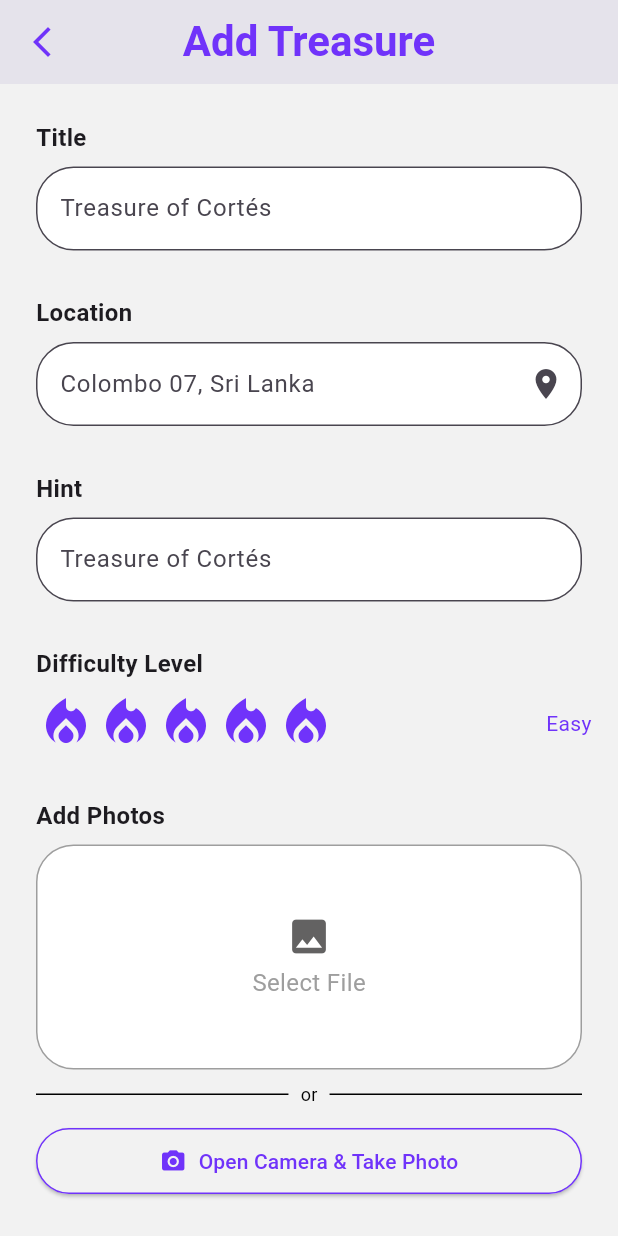
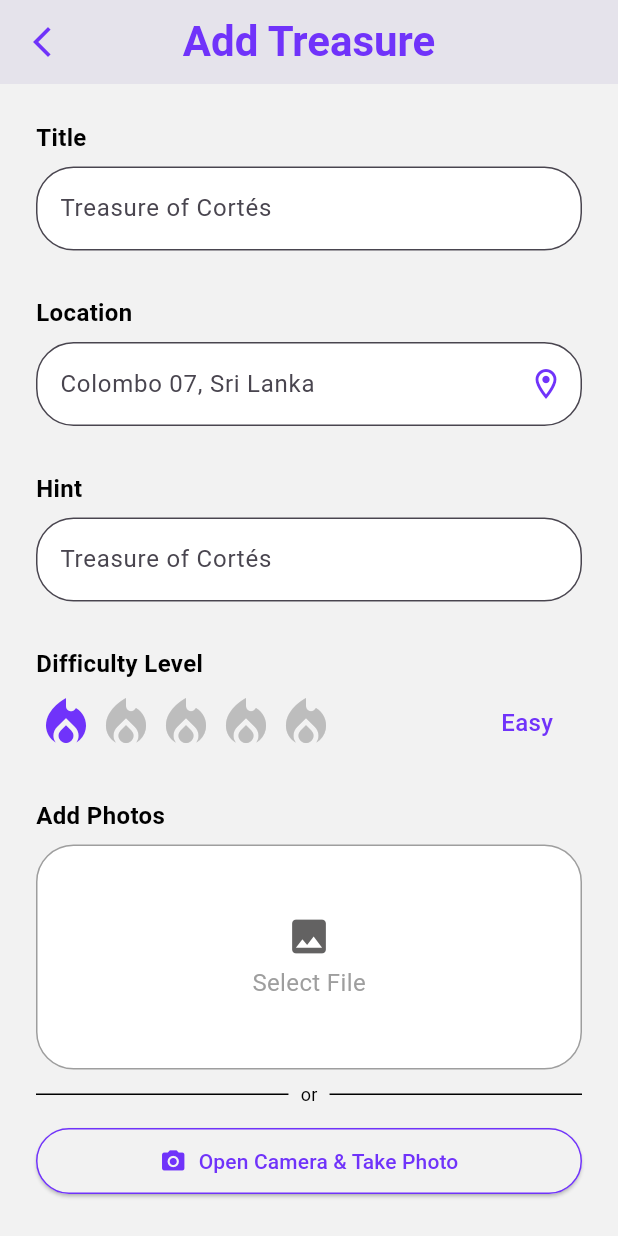
Before and after one commit to sanjeewaDeshapriya/Torva, a Flutter app: the AddTreasurePage screen opened by its route, on a phone screen of 412 x 824 dp. Run offline on Flutter 3.47's test engine with Material 3 defaults, Android fonts, the phone set to English and light mode, and no system bars.

Commit message:
add difficult level

```diff
--- a/lib/screens/addTreasure/addTreasure.dart
+++ b/lib/screens/addTreasure/addTreasure.dart
@@ -1,11 +1,18 @@
 import 'package:flutter/material.dart';
 
-class AddTreasurePage extends StatelessWidget {
+class AddTreasurePage extends StatefulWidget {
   const AddTreasurePage({super.key});
 
   @override
+  AddTreasurePageState createState() => AddTreasurePageState();
+}
+
+class AddTreasurePageState extends State<AddTreasurePage> {
+  int selectedDifficulty = 1;
+
   Widget build(BuildContext context) {
     return Scaffold(
+      // APP Bar
       appBar: AppBar(
         title: const Text(
           'Add Treasure',
@@ -47,38 +54,25 @@ class AddTreasurePage extends StatelessWidget {
     );
   }
 
+  // Helper methods for TextField, LocationField, DifficultySelector, PhotoUploader, DescriptionField, and ActionButtons
+  // Title and Hint TextField
+
   Widget buildTextField(String label, String hint) {
     return Column(
       crossAxisAlignment: CrossAxisAlignment.start,
       children: [
-        Text(label,
-            style: const TextStyle(fontWeight: FontWeight.bold, fontSize: 16)),
+        Text(
+          label,
+          style: const TextStyle(
+            fontWeight: FontWeight.bold,
+            fontSize: 16,
+            color: Colors.black,
+          ),
+        ),
         const SizedBox(height: 8),
         TextField(
           decoration: InputDecoration(
             hintText: hint,
-            border: OutlineInputBorder(
-              borderRadius: BorderRadius.circular(25),
-            ),
-            filled: true,
-            fillColor: Colors.white,
-          ),
-        )
-      ],
-    );
-  }
-
-  Widget buildLocationField() {
-    return Column(
-      crossAxisAlignment: CrossAxisAlignment.start,
-      children: [
-        const Text('Location',
-            style: TextStyle(fontWeight: FontWeight.bold, fontSize: 16)),
-        const SizedBox(height: 8),
-        TextField(
-          decoration: InputDecoration(
-            hintText: 'Colombo 07, Sri Lanka',
-            suffixIcon: const Icon(Icons.location_on),
             border: OutlineInputBorder(borderRadius: BorderRadius.circular(25)),
             filled: true,
             fillColor: Colors.white,
@@ -88,34 +82,111 @@ class AddTreasurePage extends StatelessWidget {
     );
   }
 
+  // Location Field
+
+  Widget buildLocationField() {
+    return Column(
+      crossAxisAlignment: CrossAxisAlignment.start,
+      children: [
+        const Text(
+          'Location',
+          style: TextStyle(
+            fontWeight: FontWeight.bold,
+            fontSize: 16,
+            color: Colors.black,
+          ),
+        ),
+        const SizedBox(height: 8),
+        TextField(
+          decoration: InputDecoration(
+            hintText: 'Colombo 07, Sri Lanka',
+            suffixIcon: const Icon(Icons.location_on_outlined, color: Color(0xFF7033FA)),
+            border: OutlineInputBorder(borderRadius: BorderRadius.circular(25)),
+            filled: true,
+            fillColor: Colors.white,
+          ),
+        ),
+      ],
+    );
+  }
+
+  // Difficulty Selector
+
   Widget buildDifficultySelector() {
     return Column(
       crossAxisAlignment: CrossAxisAlignment.start,
       children: [
-        const Text('Difficulty Level',
-            style: TextStyle(fontWeight: FontWeight.bold, fontSize: 16)),
+        const Text(
+          'Difficulty Level',
+          style: TextStyle(
+            fontWeight: FontWeight.bold,
+            fontSize: 16,
+            color: Colors.black,
+          ),
+        ),
         const SizedBox(height: 8),
         Row(
           mainAxisAlignment: MainAxisAlignment.start,
           children: [
             ...List.generate(5, (index) {
-              return const Icon(Icons.local_fire_department,
-                  size: 40, color: Color(0xFF7033FA));
+              return GestureDetector(
+                onTap: () {
+                  setState(() {
+                    selectedDifficulty = index + 1;
+                  });
+                },
+                child: Icon(
+                  Icons.local_fire_department,
+                  size: 40,
+                  color:
+                      index < selectedDifficulty
+                          ? const Color(0xFF7033FA)
+                          : Colors.grey.shade400,
+                ),
+              );
             }),
-            const SizedBox(width: 140),
-            const Text('Easy', style: TextStyle(color: Color(0xFF7033FA))),
+            const SizedBox(width: 110),
+            Text(
+              getDifficultyText(selectedDifficulty),
+              style: const TextStyle(color: Color(0xFF7033FA), fontSize: 16, fontWeight: FontWeight.w500),
+            ),
           ],
         ),
       ],
     );
   }
 
+  // Get Difficulty Text
+String getDifficultyText(int level) {
+    switch (level) {
+      case 1:
+        return 'Easy';
+      case 2:
+        return 'Medium';
+      case 3:
+        return 'Hard';
+      case 4:
+        return 'Very Hard';
+      case 5:
+        return 'Extreme';
+      default:
+        return 'Easy';
+    }
+  }
+
+// Photo Uploader
   Widget buildPhotoUploader() {
     return Column(
       crossAxisAlignment: CrossAxisAlignment.start,
       children: [
-        const Text('Add Photos',
-            style: TextStyle(fontWeight: FontWeight.bold, fontSize: 16)),
+        const Text(
+          'Add Photos',
+          style: TextStyle(
+            fontWeight: FontWeight.bold,
+            fontSize: 16,
+            color: Colors.black,
+          ),
+        ),
         const SizedBox(height: 8),
         Container(
           width: double.infinity,
@@ -128,15 +199,15 @@ class AddTreasurePage extends StatelessWidget {
           child: Column(
             mainAxisAlignment: MainAxisAlignment.center,
             children: const [
-              Icon(Icons.image,
-                  size: 30, color: Color.fromARGB(255, 99, 98, 98)),
+              Icon(
+                Icons.image,
+                size: 30,
+                color: Color.fromARGB(255, 99, 98, 98),
+              ),
               SizedBox(height: 4),
               Text(
                 'Select File',
-                style: TextStyle(
-                  color: Colors.grey,
-                  fontSize: 16,
-                ),
+                style: TextStyle(color: Colors.grey, fontSize: 16),
               ),
             ],
           ),
@@ -145,28 +216,20 @@ class AddTreasurePage extends StatelessWidget {
         Row(
           mainAxisAlignment: MainAxisAlignment.center,
           children: [
-            Expanded(
-              child: Divider(
-                color: Colors.black,
-                thickness: 1,
+            Expanded(child: Divider(color: Colors.black, thickness: 1)),
+            const Padding(
+              padding: EdgeInsets.symmetric(horizontal: 8.0),
+              child: Text(
+                'or',
+                style: TextStyle(color: Colors.black, fontSize: 12),
               ),
             ),
-            const Padding(
-              padding: EdgeInsets.symmetric(horizontal: 8.0),
-              child: Text('or',
-                  style: TextStyle(color: Colors.black, fontSize: 12)),
-            ),
-            Expanded(
-              child: Divider(
-                color: Colors.black,
-                thickness: 1,
-              ),
-            ),
+            Expanded(child: Divider(color: Colors.black, thickness: 1)),
           ],
         ),
         const SizedBox(height: 8),
         Container(
-          margin: const EdgeInsets.symmetric(vertical:4),
+          margin: const EdgeInsets.symmetric(vertical: 4),
           width: double.infinity,
           child: ElevatedButton.icon(
             onPressed: () {},
@@ -192,12 +255,19 @@ class AddTreasurePage extends StatelessWidget {
     );
   }
 
+  // Description Field
   Widget buildDescriptionField() {
     return Column(
       crossAxisAlignment: CrossAxisAlignment.start,
       children: [
-        const Text('Description',
-            style: TextStyle(fontWeight: FontWeight.bold, fontSize: 16)),
+        const Text(
+          'Description',
+          style: TextStyle(
+            fontWeight: FontWeight.bold,
+            fontSize: 16,
+            color: Colors.black,
+          ),
+        ),
         const SizedBox(height: 8),
         TextField(
           maxLines: 5,
@@ -211,6 +281,9 @@ class AddTreasurePage extends StatelessWidget {
       ],
     );
   }
+
+
+// Action Buttons
 
   Widget buildActionButtons(BuildContext context) {
     return Container(
@@ -230,8 +303,10 @@ class AddTreasurePage extends StatelessWidget {
               ),
               child: Padding(
                 padding: const EdgeInsets.symmetric(vertical: 16.0),
-                child: const Text('Cancel',
-                    style: TextStyle(color: Colors.black, fontSize: 20)),
+                child: const Text(
+                  'Cancel',
+                  style: TextStyle(color: Colors.black, fontSize: 20),
+                ),
               ),
             ),
           ),
@@ -244,8 +319,10 @@ class AddTreasurePage extends StatelessWidget {
               ),
               child: Padding(
                 padding: const EdgeInsets.symmetric(vertical: 16.0),
-                child: const Text('Save',
-                    style: TextStyle(color: Colors.white, fontSize: 20)),
+                child: const Text(
+                  'Save',
+                  style: TextStyle(color: Colors.white, fontSize: 20),
+                ),
               ),
             ),
           ),
--- a/lib/screens/home/home_page.dart
+++ b/lib/screens/home/home_page.dart
@@ -32,6 +32,13 @@ class _HomePageState extends State<HomePage> {
               },
               child: Text('Go to Contact Page'),
             ),
+            SizedBox(height: 20),
+            ElevatedButton(
+              onPressed: () {
+                Navigator.pushNamed(context, '/addTreasure');
+              },
+              child: Text('addTreasure'),
+            ),
           ],
         ),
       ),
```
